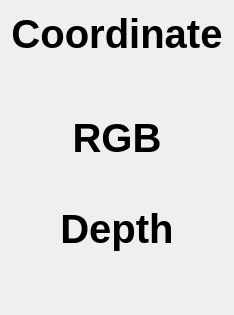
Qt form AngstrongDemo/displayview.ui (1500136508/AngstrongDemo) before a commit.
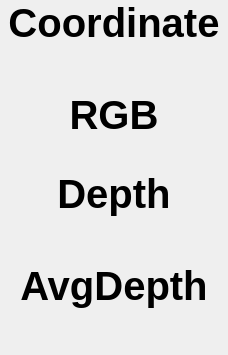
The same form after that commit.

Patch:
```diff
--- a/AngstrongDemo/displayview.ui
+++ b/AngstrongDemo/displayview.ui
@@ -7,30 +7,28 @@
     <x>0</x>
     <y>0</y>
     <width>228</width>
-    <height>283</height>
+    <height>299</height>
    </rect>
   </property>
   <property name="windowTitle">
    <string>Dialog</string>
   </property>
   <layout class="QGridLayout" name="gridLayout">
-   <item row="4" column="0">
-    <widget class="QLabel" name="m_lab_depth_title">
-     <property name="font">
-      <font>
-       <pointsize>30</pointsize>
-       <weight>75</weight>
-       <bold>true</bold>
-      </font>
-     </property>
-     <property name="text">
-      <string>Depth</string>
-     </property>
-     <property name="alignment">
-      <set>Qt::AlignCenter</set>
-     </property>
-    </widget>
-   </item>
+   <property name="leftMargin">
+    <number>0</number>
+   </property>
+   <property name="topMargin">
+    <number>0</number>
+   </property>
+   <property name="rightMargin">
+    <number>0</number>
+   </property>
+   <property name="bottomMargin">
+    <number>0</number>
+   </property>
+   <property name="spacing">
+    <number>0</number>
+   </property>
    <item row="0" column="0">
     <widget class="QLabel" name="m_lab_mouse_xy_title">
      <property name="font">
@@ -119,6 +117,95 @@
      </property>
     </widget>
    </item>
+   <item row="4" column="0">
+    <widget class="QLabel" name="m_lab_depth_title">
+     <property name="font">
+      <font>
+       <pointsize>30</pointsize>
+       <weight>75</weight>
+       <bold>true</bold>
+      </font>
+     </property>
+     <property name="text">
+      <string>Depth</string>
+     </property>
+     <property name="alignment">
+      <set>Qt::AlignCenter</set>
+     </property>
+    </widget>
+   </item>
+   <item row="5" column="0">
+    <widget class="QLabel" name="m_lab_depth">
+     <property name="font">
+      <font>
+       <pointsize>30</pointsize>
+       <weight>75</weight>
+       <bold>true</bold>
+      </font>
+     </property>
+     <property name="text">
+      <string/>
+     </property>
+     <property name="alignment">
+      <set>Qt::AlignCenter</set>
+     </property>
+    </widget>
+   </item>
+   <item row="6" column="0">
+    <widget class="QLabel" name="m_lab_avg_depth_title">
+     <property name="font">
+      <font>
+       <pointsize>30</pointsize>
+       <weight>75</weight>
+       <bold>true</bold>
+      </font>
+     </property>
+     <property name="text">
+      <string>AvgDepth</string>
+     </property>
+     <property name="alignment">
+      <set>Qt::AlignCenter</set>
+     </property>
+    </widget>
+   </item>
+   <item row="7" column="0">
+    <layout class="QHBoxLayout" name="horizontalLayout">
+     <item>
+      <widget class="QLabel" name="m_lab_avg_depth01">
+       <property name="font">
+        <font>
+         <pointsize>30</pointsize>
+         <weight>75</weight>
+         <bold>true</bold>
+        </font>
+       </property>
+       <property name="text">
+        <string/>
+       </property>
+       <property name="alignment">
+        <set>Qt::AlignCenter</set>
+       </property>
+      </widget>
+     </item>
+     <item>
+      <widget class="QLabel" name="m_lab_avg_depth02">
+       <property name="font">
+        <font>
+         <pointsize>30</pointsize>
+         <weight>75</weight>
+         <bold>true</bold>
+        </font>
+       </property>
+       <property name="text">
+        <string/>
+       </property>
+       <property name="alignment">
+        <set>Qt::AlignCenter</set>
+       </property>
+      </widget>
+     </item>
+    </layout>
+   </item>
   </layout>
  </widget>
  <resources>
```
Left out of the diff: 17 changed lines with no effect on the pictures.
